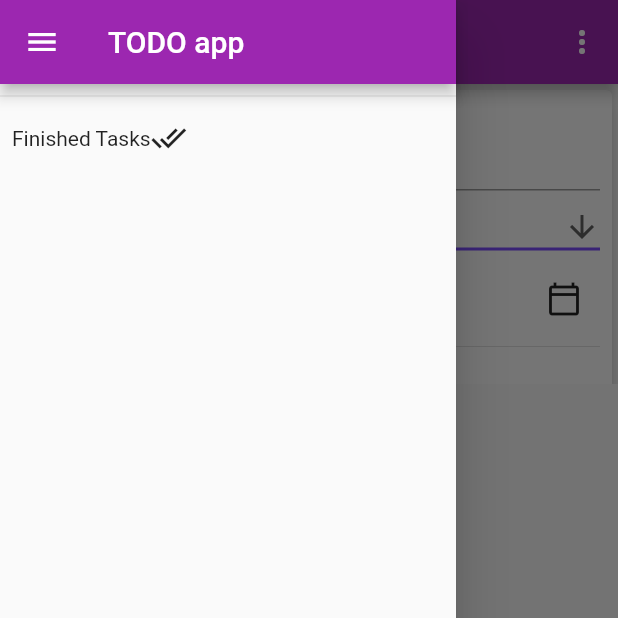
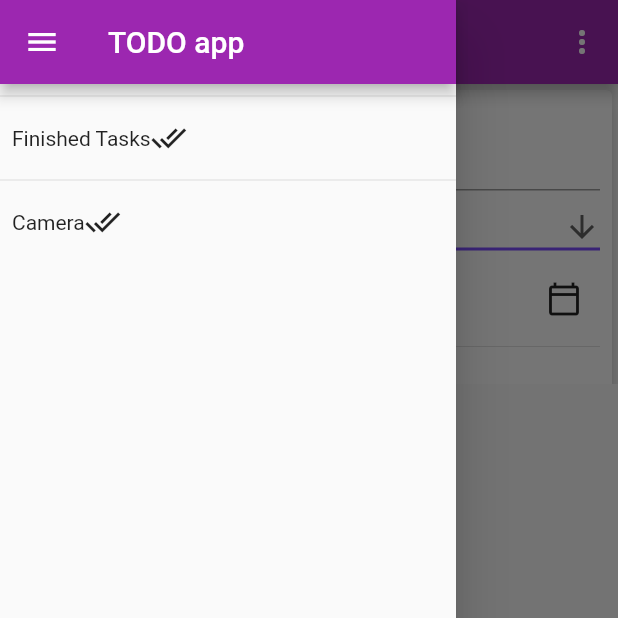
Before and after one commit to selvedin/flutter_todo, a Flutter app: the screen it shows after launch, with the side drawer open, on a phone screen of 412 x 824 dp, the top half of it. Run offline on Flutter 3.47's test engine with Material 2 defaults, Android fonts, the phone set to English and light mode, and no system bars; our stand-ins replace image_picker, shared_preferences.

```diff
--- a/lib/main.dart
+++ b/lib/main.dart
@@ -3,6 +3,7 @@ import 'package:provider/provider.dart';
 import './providers/tasks.dart';
 
 import './screens/finished_tasks_screen.dart';
+import './screens/camera_screen.dart';
 
 import './screens/home_screen.dart';
 
@@ -36,6 +37,7 @@ class MyApp extends StatelessWidget {
         home: MyHomePage(title: 'My To-Do App'),
         routes: {
           FinishedTasksScreen.routeName: (ctx) => FinishedTasksScreen(),
+          CameraScreen.routeName: (ctx) => CameraScreen(),
         },
       ),
     );
--- a/lib/widgets/app_drawer.dart
+++ b/lib/widgets/app_drawer.dart
@@ -1,4 +1,5 @@
 import 'package:flutter/material.dart';
+import '../screens/camera_screen.dart';
 import '../screens/finished_tasks_screen.dart';
 
 class AppDrawer extends StatelessWidget {
@@ -26,7 +27,24 @@ class AppDrawer extends StatelessWidget {
                 Icon(Icons.done_all),
               ],
             ),
-          )
+          ),
+          Divider(),
+          Padding(
+            padding: const EdgeInsets.all(8.0),
+            child: Row(
+              children: [
+                InkWell(
+                  child: Text("Camera"),
+                  onTap: () {
+                    Navigator.of(context).pushNamed(
+                      CameraScreen.routeName,
+                    );
+                  },
+                ),
+                Icon(Icons.done_all),
+              ],
+            ),
+          ),
         ],
       ),
     );
--- a/pubspec.yaml
+++ b/pubspec.yaml
@@ -26,6 +26,9 @@ dependencies:
   intl: ^0.17.0
   provider: ^5.0.0
   shared_preferences: ^2.0.5
+  path_provider: ^2.0.1
+  path: ^1.8.0
+  image_picker: ^0.7.5+2
 
   # The following adds the Cupertino Icons font to your application.
   # Use with the CupertinoIcons class for iOS style icons.
```
Also changed, not shown: lib/screens/camera_screen.dart (added, +53 -0 lines), pubspec.lock, 3 other files.
